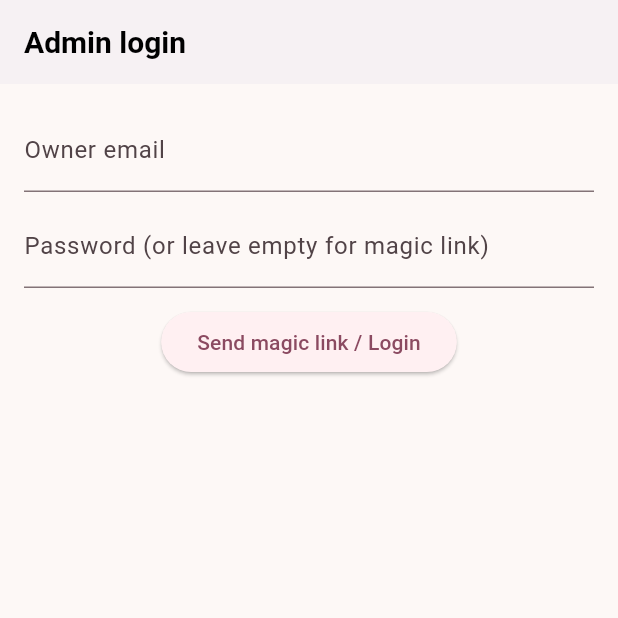
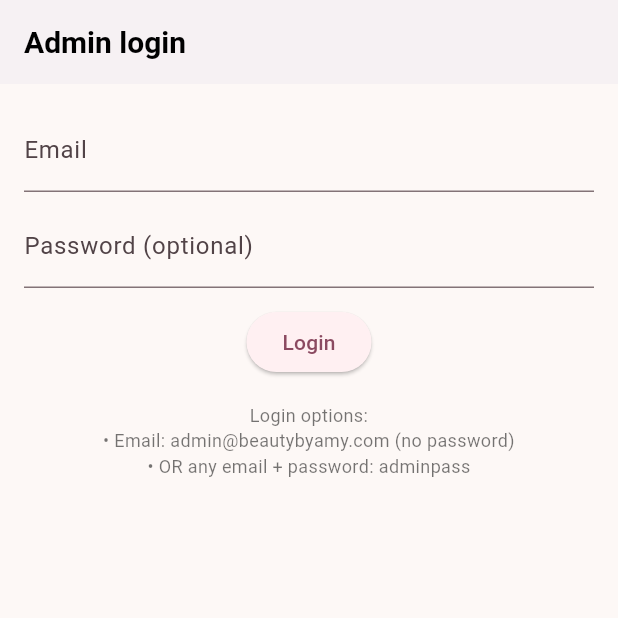
Before and after one commit to JustinSu11/BeautyByAmy, a Flutter app: the AdminScreen screen opened by its route, scrolled down 576 dp, after a tap on the "logout" icon, on a phone screen of 412 x 824 dp, the top half of it. Run offline on Flutter 3.47's test engine with Material 3 defaults, Android fonts, the phone set to English and light mode, and no system bars; our stand-ins replace flutter_dotenv, flutter_riverpod, flutter_secure_storage, go_router, hive_flutter; accounts and stored records are empty.

Commit message:
Add comprehensive login feedback and debugging
Co-authored-by: JustinSu11 <127140341+JustinSu11@users.noreply.github.com>

```diff
--- a/mobile_flutter/lib/providers/providers.dart
+++ b/mobile_flutter/lib/providers/providers.dart
@@ -22,18 +22,25 @@ class AdminAuthNotifier extends StateNotifier<bool> {
   }
 
   Future<void> _init() async {
+    print('[AdminAuthNotifier] Initializing...');
     final token = await Persistence.readAdminToken();
+    print('[AdminAuthNotifier] Read token: ${token != null ? "exists" : "null"}');
     state = token != null;
+    print('[AdminAuthNotifier] Initial state set to: $state');
   }
 
   Future<void> login(String token) async {
+    print('[AdminAuthNotifier] Login called with token: $token');
     await Persistence.saveAdminToken(token);
     state = true;
+    print('[AdminAuthNotifier] State set to true, current state: $state');
   }
 
   Future<void> logout() async {
+    print('[AdminAuthNotifier] Logout called');
     await Persistence.deleteAdminToken();
     state = false;
+    print('[AdminAuthNotifier] State set to false');
   }
 }
 
--- a/mobile_flutter/lib/ui/screens/admin_screen.dart
+++ b/mobile_flutter/lib/ui/screens/admin_screen.dart
@@ -15,29 +15,67 @@ class AdminScreen extends ConsumerStatefulWidget {
 class _AdminScreenState extends ConsumerState<AdminScreen> {
   final _emailCtrl = TextEditingController();
   final _passwordCtrl = TextEditingController();
+  bool _isLoading = false;
 
   Future<void> _loginAsOwner() async {
+    setState(() => _isLoading = true);
+
     final owner = dotenv.env['OWNER_EMAIL'] ?? 'admin@beautybyamy.com';
     final email = _emailCtrl.text.trim();
     final password = _passwordCtrl.text;
 
+    print('[AdminScreen] Login attempt - email: $email, owner: $owner, password empty: ${password.isEmpty}');
+
     // Mock: magic link or password. On success, persist a fake token via AdminAuthNotifier
     if (email.isNotEmpty && (email == owner && password.isEmpty)) {
       // simulate magic link accepted (owner email without password)
+      print('[AdminScreen] Owner login successful');
       await ref
           .read(adminAuthProvider.notifier)
           .login('tok_owner_${DateTime.now().millisecondsSinceEpoch}');
+
+      if (mounted) {
+        ScaffoldMessenger.of(context).showSnackBar(
+          const SnackBar(
+            content: Text('Login successful! Welcome, Owner.'),
+            backgroundColor: Colors.green,
+          ),
+        );
+      }
     } else if (email.isNotEmpty && password == 'adminpass') {
       // password-based login (any email with correct password)
+      print('[AdminScreen] Admin password login successful');
       await ref
           .read(adminAuthProvider.notifier)
           .login('tok_admin_${DateTime.now().millisecondsSinceEpoch}');
-    } else {
+
       if (mounted) {
         ScaffoldMessenger.of(context).showSnackBar(
-          const SnackBar(content: Text('Invalid admin credentials')),
+          const SnackBar(
+            content: Text('Login successful! Welcome, Admin.'),
+            backgroundColor: Colors.green,
+          ),
         );
       }
+    } else {
+      print('[AdminScreen] Login failed - invalid credentials');
+      if (mounted) {
+        ScaffoldMessenger.of(context).showSnackBar(
+          SnackBar(
+            content: Text(
+              email.isEmpty
+                ? 'Please enter an email address'
+                : 'Invalid credentials. Try:\n• Email: admin@beautybyamy.com (no password)\n• OR any email with password: adminpass'
+            ),
+            backgroundColor: Colors.red,
+            duration: const Duration(seconds: 5),
+          ),
+        );
+      }
+    }
+
+    if (mounted) {
+      setState(() => _isLoading = false);
     }
   }
 
@@ -57,19 +95,40 @@ class _AdminScreenState extends ConsumerState<AdminScreen> {
             children: [
               TextField(
                 controller: _emailCtrl,
-                decoration: const InputDecoration(labelText: 'Owner email'),
+                decoration: const InputDecoration(
+                  labelText: 'Email',
+                  hintText: 'admin@beautybyamy.com',
+                ),
+                enabled: !_isLoading,
               ),
               const SizedBox(height: 8),
               TextField(
                 controller: _passwordCtrl,
                 decoration: const InputDecoration(
-                  labelText: 'Password (or leave empty for magic link)',
+                  labelText: 'Password (optional)',
+                  hintText: 'Leave blank or enter: adminpass',
                 ),
+                obscureText: true,
+                enabled: !_isLoading,
               ),
               const SizedBox(height: 12),
               ElevatedButton(
-                onPressed: _loginAsOwner,
-                child: const Text('Send magic link / Login'),
+                onPressed: _isLoading ? null : _loginAsOwner,
+                child: _isLoading
+                    ? const SizedBox(
+                        width: 20,
+                        height: 20,
+                        child: CircularProgressIndicator(strokeWidth: 2),
+                      )
+                    : const Text('Login'),
+              ),
+              const SizedBox(height: 16),
+              const Text(
+                'Login options:\n'
+                '• Email: admin@beautybyamy.com (no password)\n'
+                '• OR any email + password: adminpass',
+                style: TextStyle(fontSize: 12, color: Colors.black54),
+                textAlign: TextAlign.center,
               ),
             ],
           ),
```
